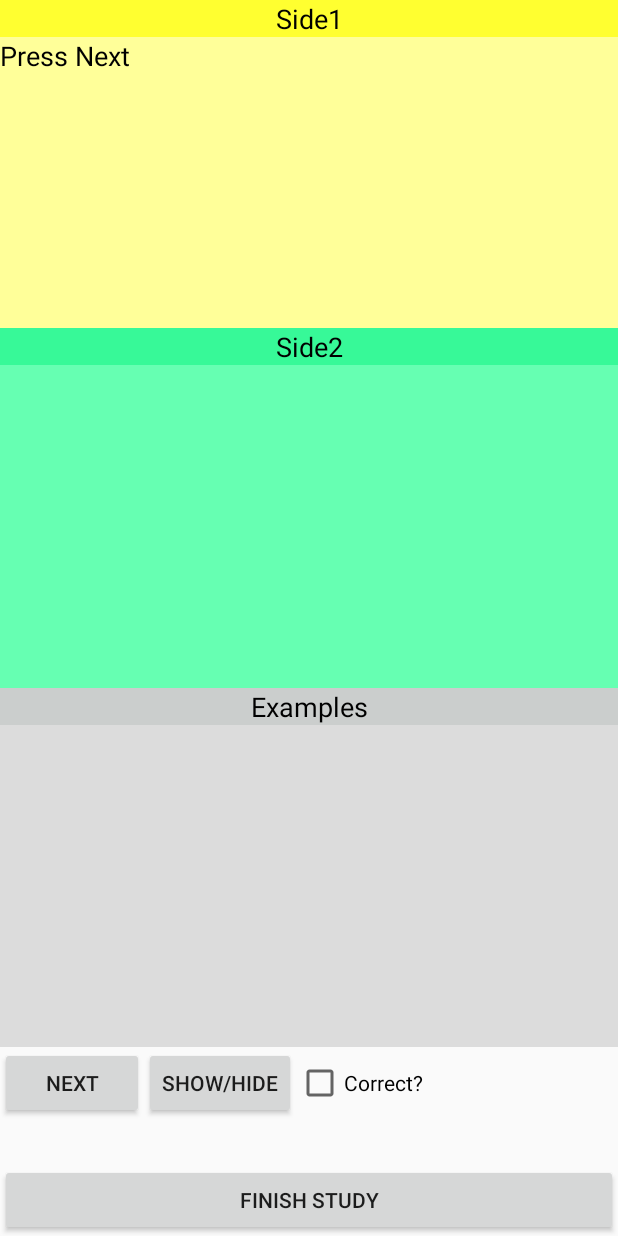
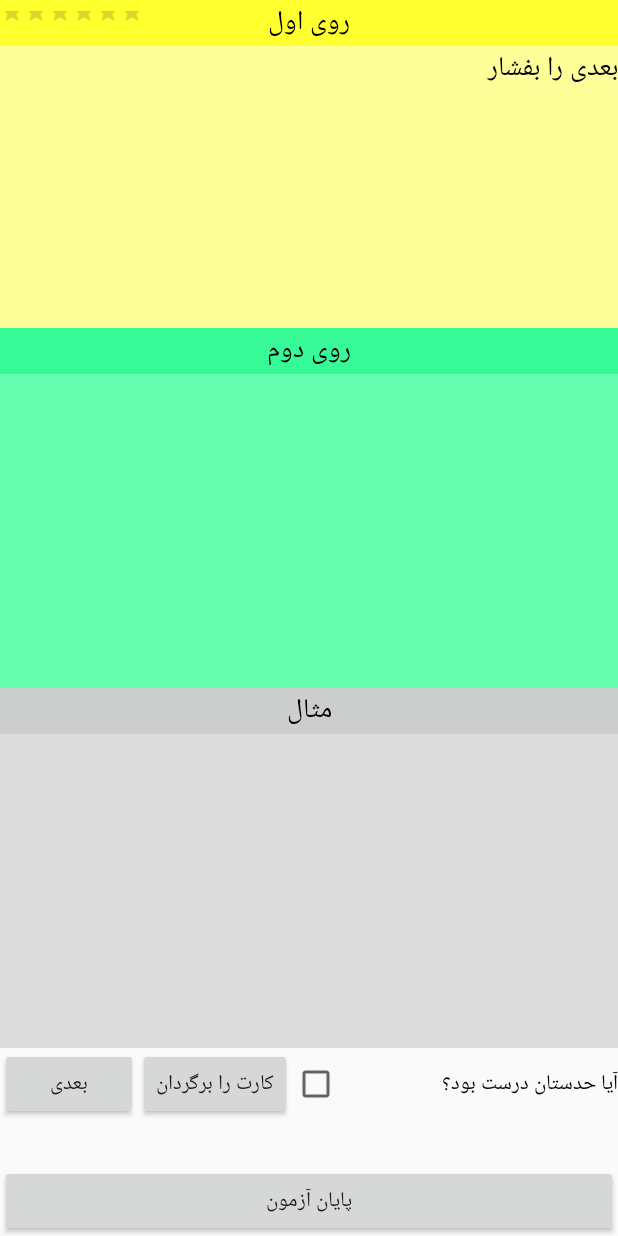
Before and after one commit to refigh/MyFlashQard, an Android app: the StudyActivity screen opened directly, with no data from a screen before it, on a phone screen of 412 x 824 dp. Run offline under Robolectric (Android 15) with nearby library versions, the phone set to English and light mode, and no system bars.

Commit message:
standard lightener box scheduling algorithm added. 2-menus are Persian 3- some bugs removed. 4-stage number is shown by rating bar (stars)

```diff
--- a/app/src/main/res/layout/activity_study.xml
+++ b/app/src/main/res/layout/activity_study.xml
@@ -5,25 +5,57 @@
     android:orientation="vertical">
 
 
-
-    <TextView
-        android:id="@+id/textView_side1_title"
+    <LinearLayout
         android:layout_width="match_parent"
         android:layout_height="wrap_content"
-        android:text="Side1"
-        android:gravity="center"
         android:background="#FFFF30"
-        android:textColor="#000"
-        android:textSize="18sp" />
+        android:orientation="horizontal">
+
+        <LinearLayout
+            android:layout_width="match_parent"
+            android:layout_height="match_parent"
+            android:layout_weight="1"
+            android:orientation="vertical">
+
+            <RatingBar
+                android:id="@+id/ratingBar_NumCorrect"
+                style="@android:style/Widget.DeviceDefault.RatingBar.Small"
+                android:layout_width="wrap_content"
+                android:layout_height="wrap_content"
+                android:layout_weight="1"
+                android:numStars="6"
+                android:rating="6"
+                android:stepSize="1"
+                android:visibility="visible" />
+        </LinearLayout>
+
+        <TextView
+            android:id="@+id/textView_side1_title"
+            android:layout_width="match_parent"
+            android:layout_height="wrap_content"
+            android:layout_weight="1"
+            android:background="#FFFF30"
+            android:gravity="center"
+            android:text="روی اول"
+            android:textColor="#000"
+            android:textSize="18sp" />
+
+        <TextView
+            android:id="@+id/textView"
+            android:layout_width="match_parent"
+            android:layout_height="wrap_content"
+            android:layout_weight="1" />
+
+    </LinearLayout>
 
     <TextView
         android:id="@+id/textView_side1"
         android:layout_width="match_parent"
         android:layout_height="match_parent"
         android:layout_weight="0.60"
-        android:text="Press Next"
+        android:background="#FFFF99"
         android:scrollbars="vertical"
-        android:background="#FFFF99"
+        android:text="بعدی را بفشار"
         android:textColor="#000"
         android:textSize="18sp" />
 
@@ -31,9 +63,9 @@
         android:id="@+id/textView_side2_title"
         android:layout_width="match_parent"
         android:layout_height="wrap_content"
-        android:text="Side2"
+        android:background="#37F998"
         android:gravity="center"
-        android:background="#37F998"
+        android:text="روی دوم"
         android:textColor="#000"
         android:textSize="18sp" />
 
@@ -52,9 +84,9 @@
         android:id="@+id/textView_example_title"
         android:layout_width="match_parent"
         android:layout_height="wrap_content"
-        android:text="Examples"
+        android:background="#CBCECD"
         android:gravity="center"
-        android:background="#CBCECD"
+        android:text="مثال"
         android:textColor="#000"
         android:textSize="18sp" />
 
@@ -78,30 +110,31 @@
             android:layout_width="wrap_content"
             android:layout_height="wrap_content"
             android:layout_weight="0.04"
-            android:text="Next" />
+            android:text="بعدی" />
 
         <Button
             android:id="@+id/button_show"
             android:layout_width="wrap_content"
             android:layout_height="wrap_content"
-            android:text="Show/Hide" />
+            android:text="کارت را برگردان" />
 
         <CheckBox
             android:id="@+id/checkBox_correct"
             android:layout_width="wrap_content"
             android:layout_height="wrap_content"
             android:layout_weight="0.60"
-            android:text="Correct?" />
+            android:text="آیا حدستان درست بود؟" />
     </TableRow>
 
     <TableRow
         android:layout_width="match_parent"
         android:layout_height="30sp">
+
     </TableRow>
 
     <Button
         android:id="@+id/button_close_study"
         android:layout_width="match_parent"
         android:layout_height="wrap_content"
-        android:text="Finish Study" />
+        android:text="پایان آزمون" />
 </LinearLayout>
```
Also changed, not shown: app/src/main/java/com/hamze/myflashqard/MainActivity.java (+7 -0 lines), app/src/main/java/com/hamze/myflashqard/StudyActivity.java (+146 -45 lines), app/src/main/java/com/hamze/myflashqard/flashcard_collectin.java (+33 -5 lines), app/src/main/res/layout/activity_main.xml (+9 -9 lines), 2 other files.
